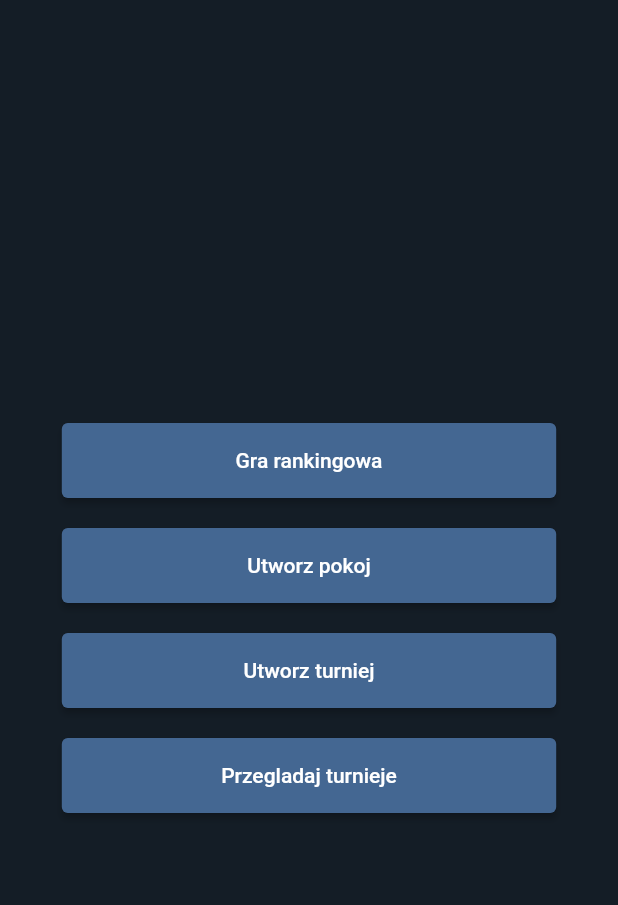
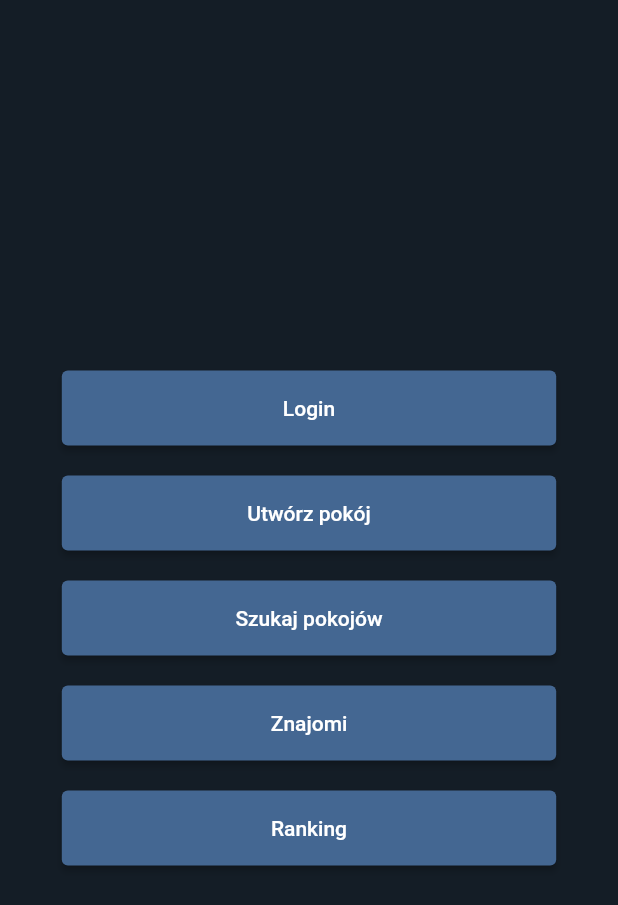
Before and after one commit to shaxi1/BattleShips, a Flutter app: the MainScreen screen opened by its route, on a phone screen of 412 x 824 dp. Shown: the top 905 px of the screen. Run offline on Flutter 3.47's test engine with Material 2 defaults, Android fonts, the light colour scheme and no system bars; our stand-ins replace cloud_firestore, firebase_auth, firebase_core; accounts and stored records are empty; network calls fail.

Commit message:
Added AuthProvider and redone login

```diff
--- /dev/null
+++ b/battleships/lib/providers/AuthProvider.dart
@@ -0,0 +1,51 @@
+import 'package:cloud_firestore/cloud_firestore.dart';
+import 'package:firebase_auth/firebase_auth.dart';
+import 'package:flutter/material.dart';
+
+class AuthProvider extends ChangeNotifier {
+  final FirebaseAuth _auth = FirebaseAuth.instance;
+  final FirebaseFirestore _firestore = FirebaseFirestore.instance;
+  User? _user;
+  Map<String, dynamic>? _userData;
+
+  User? get user => _user;
+  Map<String, dynamic>? get userData => _userData;
+
+  Future<void> signInWithEmailAndPassword(String email, String password) async {
+    try {
+      UserCredential userCredential = await _auth.signInWithEmailAndPassword(
+        email: email,
+        password: password,
+      );
+      _user = userCredential.user;
+
+      // Fetch additional user data from Firestore
+      await _fetchUserData();
+
+      notifyListeners();
+    } catch (e) {
+      // Handle login failure
+      print('Login failed: $e');
+    }
+  }
+
+  Future<void> _fetchUserData() async {
+    if (_user != null) {
+      try {
+        DocumentSnapshot userSnapshot =
+            await _firestore.collection('users').doc(_user!.uid).get();
+
+        _userData = userSnapshot.data() as Map<String, dynamic>;
+      } catch (e) {
+        print('Error fetching user data: $e');
+      }
+    }
+  }
+
+  Future<void> signOut() async {
+    await _auth.signOut();
+    _user = null;
+    _userData = null;
+    notifyListeners();
+  }
+}
--- a/battleships/lib/screens/main_screen.dart
+++ b/battleships/lib/screens/main_screen.dart
@@ -1,4 +1,7 @@
 import 'package:flutter/material.dart';
+import 'package:provider/provider.dart';
+
+import 'package:battleships/providers/AuthProvider.dart';
 
 class MainScreen extends StatelessWidget {
   const MainScreen({super.key});
@@ -15,19 +18,53 @@ class MainScreen extends StatelessWidget {
         child: Column(
           mainAxisAlignment: MainAxisAlignment.center,
           children: [
+            Consumer<AuthProvider>(
+              builder: (context, authProvider, child) {
+                // Check if the user is authenticated
+                if (authProvider.user != null && authProvider.userData != null) {
+                  String nickname = authProvider.userData!['nickname'];
+
+                  // Display the user's nickname
+                  return Text(
+                    'Welcome, $nickname!',
+                    style: TextStyle(fontSize: 20, color: Colors.white),
+                  );
+
+                } else {
+                  // If the user is not authenticated, show a login button
+                  return FractionallySizedBox(
+                    widthFactor: 0.8,
+                    child: Container(
+                      height: buttonHeight,
+                      child: ElevatedButton(
+                        onPressed: () {
+                          Navigator.pushNamed(context, '/login');
+                        },
+                        style: ButtonStyle(
+                          backgroundColor: MaterialStateProperty.all(buttonColor),
+                        ),
+                        child: Text('Login'),
+                      ),
+                    ),
+                  );
+                }
+              },
+            ),
+            SizedBox(height: 20), // Add spacing between buttons
             FractionallySizedBox(
               widthFactor: 0.8,
               child: Container(
                 height: buttonHeight,
                 child: ElevatedButton(
                   onPressed: () {
-                    // Handle the login button press
-                    Navigator.pushNamed(context, '/login');
+                    // Handle the second button press
+                    // Replace '/second' with your desired route
+                    //Navigator.pushNamed(context, '/second');
                   },
                   style: ButtonStyle(
                     backgroundColor: MaterialStateProperty.all(buttonColor),
                   ),
-                  child: Text('Gra rankingowa'),
+                  child: Text('Utwórz pokój'),
                 ),
               ),
             ),
@@ -40,12 +77,12 @@ class MainScreen extends StatelessWidget {
                   onPressed: () {
                     // Handle the second button press
                     // Replace '/second' with your desired route
-                    Navigator.pushNamed(context, '/second');
+                    //Navigator.pushNamed(context, '/second');
                   },
                   style: ButtonStyle(
                     backgroundColor: MaterialStateProperty.all(buttonColor),
                   ),
-                  child: Text('Utworz pokoj'),
+                  child: Text('Szukaj pokojów'),
                 ),
               ),
             ),
@@ -58,12 +95,12 @@ class MainScreen extends StatelessWidget {
                   onPressed: () {
                     // Handle the third button press
                     // Replace '/third' with your desired route
-                    Navigator.pushNamed(context, '/third');
+                    //Navigator.pushNamed(context, '/third');
                   },
                   style: ButtonStyle(
                     backgroundColor: MaterialStateProperty.all(buttonColor),
                   ),
-                  child: Text('Utworz turniej'),
+                  child: Text('Znajomi'),
                 ),
               ),
             ),
@@ -76,12 +113,12 @@ class MainScreen extends StatelessWidget {
                   onPressed: () {
                     // Handle the fourth button press
                     // Replace '/fourth' with your desired route
-                    Navigator.pushNamed(context, '/fourth');
+                    //Navigator.pushNamed(context, '/fourth');
                   },
                   style: ButtonStyle(
                     backgroundColor: MaterialStateProperty.all(buttonColor),
                   ),
-                  child: Text('Przegladaj turnieje'),
+                  child: Text('Ranking'),
                 ),
               ),
             ),
--- a/battleships/lib/screens/register_screen.dart
+++ b/battleships/lib/screens/register_screen.dart
@@ -2,7 +2,7 @@ import 'package:flutter/material.dart';
 import 'package:firebase_auth/firebase_auth.dart';
 import 'package:cloud_firestore/cloud_firestore.dart';
 
-
+//TODO: move this to AuthProvider.dart
 final FirebaseAuth _auth = FirebaseAuth.instance;
 
 Future<void> registerUser(String email, String password, String nickname, String repeatPassword, BuildContext context) async {
--- a/battleships/pubspec.yaml
+++ b/battleships/pubspec.yaml
@@ -30,6 +30,7 @@ environment:
 dependencies:
   flutter:
     sdk: flutter
+  provider: ^6.0.0
 
 
   # The following adds the Cupertino Icons font to your application.
```
Also changed, not shown: battleships/lib/main.dart (+6 -1 lines), battleships/lib/screens/login_screen.dart (+12 -15 lines), battleships/lib/structs/user.dart (+10 -0 lines).
